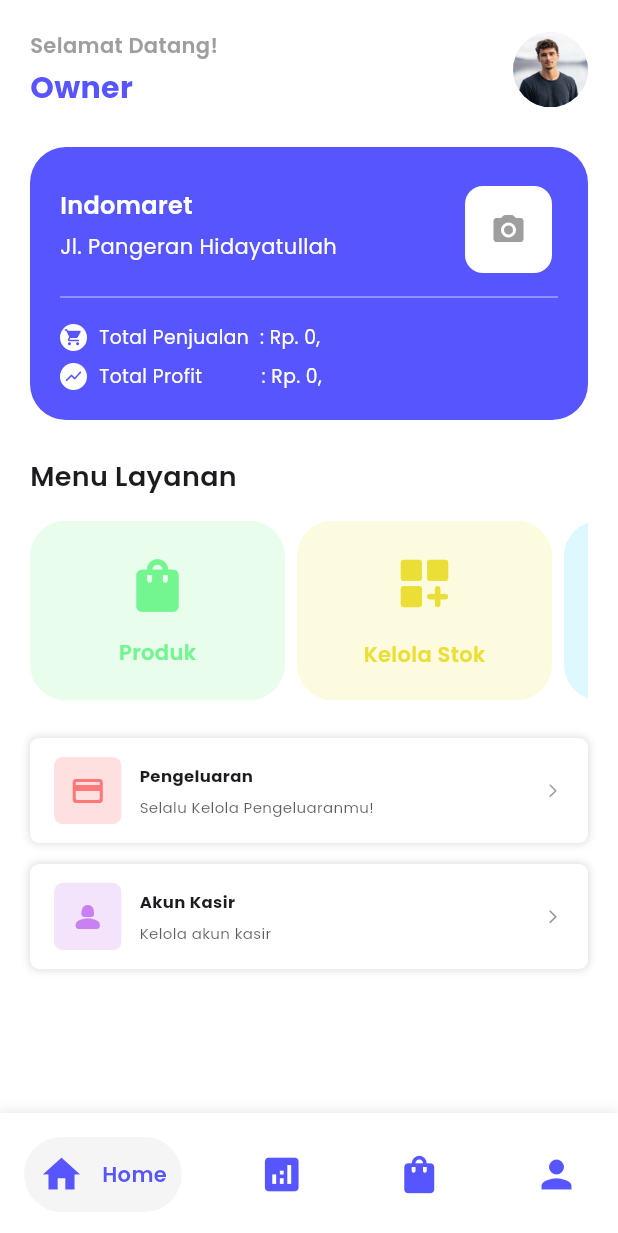
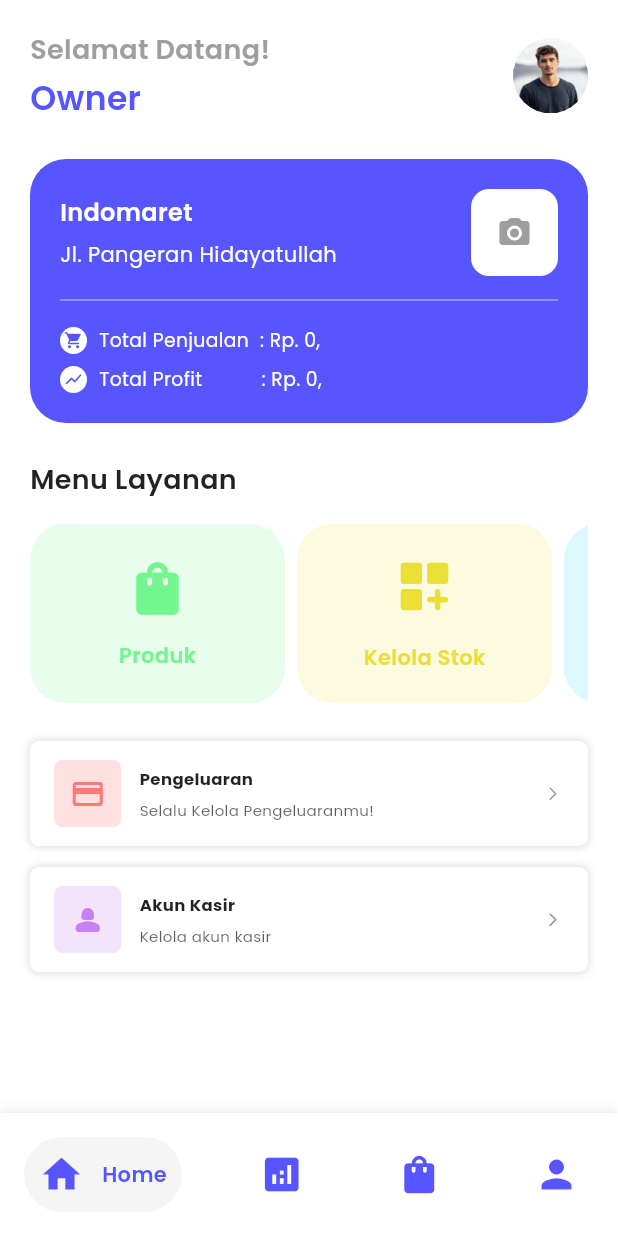
Before and after one commit to JansMoriarty/kasmini_app, a Flutter app: the screen it shows after launch, on a phone screen of 412 x 824 dp. Shown: the top 1233 px of the screen. Run offline on Flutter 3.47's test engine with Material 3 defaults, Android fonts, the phone set to English and light mode, and no system bars; drawn by our look-alikes of google_nav_bar; our stand-ins replace equatable, flutter_bloc, get_it, image_picker, lottie, shared_preferences and 1 more; accounts and stored records are empty; project files that could hold a hidden picture were left out.

Commit message:
update home view (dev)

```diff
--- a/lib/presentation/app_theme.dart
+++ b/lib/presentation/app_theme.dart
@@ -6,8 +6,11 @@
   static const Color primaryColor = Color(0xff5755fe);
   static const Color secondaryColor = Colors.white;
   static const Color backgroundColor = Colors.white;
-  static Color selectedBackgroundColor = Colors.black.withAlpha(10);
+  static const Color selectedBackgroundColor = Color.fromARGB(10, 0, 0, 0);
   static const Color shadowColor = Color.fromARGB(23, 0, 0, 0);
+
+  static const Color primaryTextColor = Colors.black87;
+  static const Color secondaryTextColor = Colors.grey;
 
   static const BoxShadow boxShadow = BoxShadow(
     color: shadowColor,
@@ -16,21 +19,41 @@
   );
 
   static const TextTheme textTheme = TextTheme(
-    bodyLarge: TextStyle(
+    titleLarge: TextStyle(
+      color: primaryTextColor,
+      fontSize: 22,
+      fontWeight: FontWeight.w600,
+    ),
+    titleMedium: TextStyle(
+      color: primaryTextColor,
       fontSize: 18,
       fontWeight: FontWeight.w600,
     ),
+    titleSmall: TextStyle(
+      color: primaryTextColor,
+      fontSize: 16,
+      fontWeight: FontWeight.w600,
+    ),
+
+    bodyLarge: TextStyle(
+      color: primaryTextColor,
+      fontSize: 16,
+      fontWeight: FontWeight.w400,
+    ),
     bodyMedium: TextStyle(
+      color: primaryTextColor,
       fontSize: 14,
       fontWeight: FontWeight.w400,
     ),
     bodySmall: TextStyle(
-      fontSize: 10,
+      color: primaryTextColor,
+      fontSize: 12,
       fontWeight: FontWeight.w300,
     ),
+
   );
 
-  static BottomNavigationBarThemeData bottomNavigationBarThemeData =
+  static const BottomNavigationBarThemeData bottomNavigationBarThemeData =
       BottomNavigationBarThemeData(
     selectedItemColor: selectedBackgroundColor,
     backgroundColor: backgroundColor,
--- a/lib/presentation/design/navbar/bottom_navbar_widget.dart
+++ b/lib/presentation/design/navbar/bottom_navbar_widget.dart
@@ -28,17 +28,17 @@
     return Container(
       padding: EdgeInsets.all(16),
       decoration: BoxDecoration(
-        color: Theme.of(context).bottomNavigationBarTheme.backgroundColor,
+        color: AppTheme.bottomNavigationBarThemeData.backgroundColor,
         boxShadow: [AppTheme.boxShadow],
       ),
       child: BlocBuilder<NavbarCubit, int>(
         builder: (context, currIndex) => GNav(
           backgroundColor:
-              Theme.of(context).bottomNavigationBarTheme.backgroundColor!,
-          color: Theme.of(context).primaryColor,
-          activeColor: Theme.of(context).primaryColor,
+              AppTheme.bottomNavigationBarThemeData.backgroundColor!,
+          color: AppTheme.primaryColor,
+          activeColor: AppTheme.primaryColor,
           tabBackgroundColor:
-              Theme.of(context).bottomNavigationBarTheme.selectedItemColor!,
+              AppTheme.bottomNavigationBarThemeData.selectedItemColor!,
           padding: const EdgeInsets.all(10),
           gap: 12,
           selectedIndex: currIndex,
@@ -48,10 +48,10 @@
                     icon: item.icon,
                     iconSize: 30,
                     text: item.label,
-                    textStyle: Theme.of(context).textTheme.bodyMedium?.copyWith(
-                          color: Theme.of(context).primaryColor,
-                          fontWeight: FontWeight.w600,
-                        ),
+                    textStyle: AppTheme.textTheme.bodyMedium?.copyWith(
+                      color: AppTheme.primaryColor,
+                      fontWeight: FontWeight.w600,
+                    ),
                   ))
               .toList(),
         ),
--- a/lib/presentation/views/home_view.dart
+++ b/lib/presentation/views/home_view.dart
@@ -1,6 +1,7 @@
 import 'package:flutter/material.dart';
 import 'package:flutter_bloc/flutter_bloc.dart';
 import 'package:kasmini_app/domain/entities/kasir.dart';
+import 'package:kasmini_app/presentation/app_theme.dart';
 import 'package:kasmini_app/presentation/bloc/kasir/current_kasir/current_kasir_cubit.dart';
 import 'package:kasmini_app/presentation/pages/home/kasir_page.dart';
 import 'package:kasmini_app/presentation/views/edit_toko.dart';
@@ -56,24 +57,19 @@
         children: [
           Column(
             crossAxisAlignment: CrossAxisAlignment.start,
-            mainAxisAlignment: MainAxisAlignment.start,
+            spacing: 4,
             children: [
               Text(
                 "Selamat Datang!",
-                style: TextStyle(
-                    fontSize: 14,
-                    color: Colors.grey,
-                    fontFamily: 'Poppins',
-                    fontWeight: FontWeight.w600),
+                style: AppTheme.textTheme.titleMedium?.copyWith(
+                  color: AppTheme.secondaryTextColor,
                 ),
-              SizedBox(height: 4),
+              ),
               Text(
                 currKasir?.nama ?? 'User',
-                style: TextStyle(
-                    fontSize: 20,
-                    color: Color(0xFF5755FE),
-                    fontWeight: FontWeight.bold,
-                    fontFamily: 'Poppins'),
+                style: AppTheme.textTheme.titleLarge?.copyWith(
+                  color: AppTheme.primaryColor,
+                ),
               ),
             ],
           ),
@@ -93,10 +89,9 @@
   @override
   Widget build(BuildContext context) {
     return Container(
-      height: 182,
       decoration: BoxDecoration(
         borderRadius: BorderRadius.circular(24),
-        color: Color(0xFF5755FE),
+        color: AppTheme.primaryColor,
       ),
       child: Padding(
         padding: const EdgeInsets.all(20.0),
@@ -109,28 +104,23 @@
                 Column(
                   crossAxisAlignment: CrossAxisAlignment.start,
                   mainAxisAlignment: MainAxisAlignment.start,
+                  spacing: 6,
                   children: [
-                    Padding(
-                      padding: const EdgeInsets.only(bottom: 6),
-                      child: Text(
+                    Text(
                       "Indomaret",
-                        style: TextStyle(
+                      style: AppTheme.textTheme.titleSmall?.copyWith(
                         color: Colors.white,
-                            fontSize: 16,
-                            fontWeight: FontWeight.w600,
-                            fontFamily: 'Poppins'),
                       ),
                     ),
                     Text(
                       "Jl. Pangeran Hidayatullah",
-                      style:
-                          TextStyle(color: Colors.white, fontFamily: 'Poppins'),
+                      style: AppTheme.textTheme.bodyMedium?.copyWith(
+                        color: Colors.white,
+                      ),
                     ),
                   ],
                 ),
-                Padding(
-                  padding: const EdgeInsets.only(top: 6, right: 4),
-                  child: ClipRRect(
+                ClipRRect(
                   borderRadius: BorderRadius.circular(12),
                   child: GestureDetector(
                     onTap: () {
@@ -150,8 +140,8 @@
                         color: Colors.grey,
                       ),
                     ),
-                      )),
-                )
+                  ),
+                ),
               ],
             ),
             Padding(
```
Lines whose indentation alone changed are shown as unchanged.
